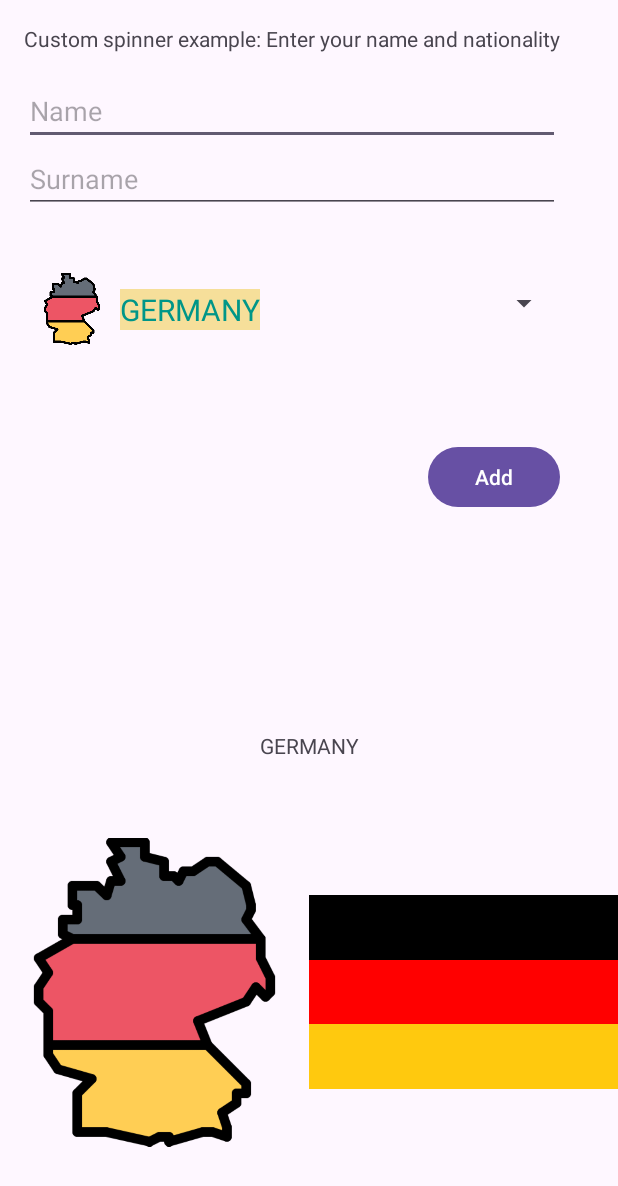
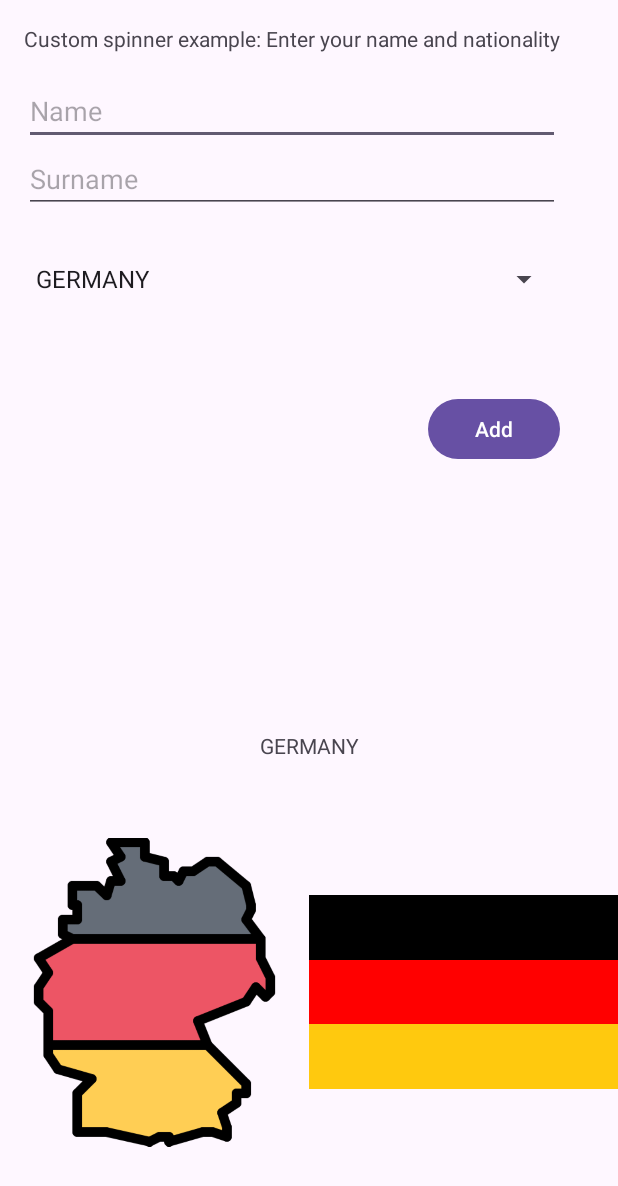
Before and after one commit to xrosilloprofe/nacionalidad, an Android app: the screen it shows after launch (MainActivity), on a phone screen of 412 x 824 dp. Shown: the top 1186 px of the screen. Run offline under Robolectric (Android 15) with nearby library versions, the phone set to English and light mode, and no system bars.

Commit message:
20240327

```diff
--- a/app/src/main/java/es/ieslavereda/nacionalidad/MainActivity.java
+++ b/app/src/main/java/es/ieslavereda/nacionalidad/MainActivity.java
@@ -5,6 +5,7 @@ import androidx.appcompat.app.AppCompatActivity;
 import android.os.Bundle;
 import android.view.View;
 import android.widget.AdapterView;
+import android.widget.ArrayAdapter;
 import android.widget.Button;
 import android.widget.EditText;
 import android.widget.ImageView;
@@ -35,7 +36,8 @@ public class MainActivity extends AppCompatActivity {
         image = findViewById(R.id.image);
         nationality=findViewById(R.id.nationality);
 
-        spinner.setAdapter(new MyOwnArrayAdapter<>(this,R.layout.custom_spinner_item, Nation.values()));
+        spinner.setAdapter(new ArrayAdapter<>(this, android.R.layout.simple_spinner_item,Nation.values()));
+//        spinner.setAdapter(new MyOwnArrayAdapter<>(this,R.layout.custom_spinner_item, Nation.values()));
 
         spinner.setOnItemSelectedListener(new AdapterView.OnItemSelectedListener() {
             @Override
```
